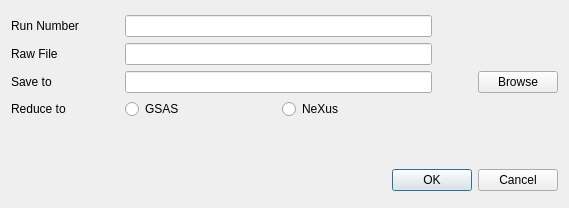
Above: src/interface/gui/ui_ChopDialog.ui from neutrons/PyVDrive before the change. Below: the same form after it.
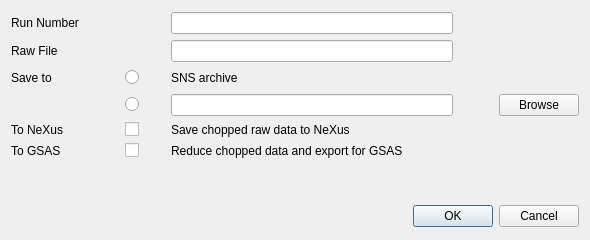
That is the form after the change.

Commit message: Refs #65. Updated for secondary slicer.

What changed in the file:
```diff
--- a/src/interface/gui/ui_ChopDialog.ui
+++ b/src/interface/gui/ui_ChopDialog.ui
@@ -6,8 +6,8 @@
    <rect>
     <x>0</x>
     <y>0</y>
-    <width>569</width>
-    <height>208</height>
+    <width>590</width>
+    <height>240</height>
    </rect>
   </property>
   <property name="windowTitle">
@@ -19,61 +19,27 @@
   <layout class="QVBoxLayout" name="verticalLayout">
    <item>
     <layout class="QGridLayout" name="gridLayout">
+     <item row="2" column="0">
+      <widget class="QLabel" name="label_2">
+       <property name="text">
+        <string>Save to</string>
+       </property>
+      </widget>
+     </item>
      <item row="4" column="0">
       <widget class="QLabel" name="label_3">
        <property name="text">
-        <string>Reduce to</string>
+        <string>To NeXus</string>
        </property>
       </widget>
      </item>
-     <item row="2" column="2">
-      <widget class="QLineEdit" name="lineEdit_outputDir"/>
-     </item>
-     <item row="1" column="2">
-      <widget class="QLineEdit" name="lineEdit_sourceFile"/>
-     </item>
-     <item row="1" column="4">
-      <spacer name="horizontalSpacer_2">
-       <property name="orientation">
-        <enum>Qt::Horizontal</enum>
-       </property>
-       <property name="sizeType">
-        <enum>QSizePolicy::Preferred</enum>
-       </property>
-       <property name="sizeHint" stdset="0">
-        <size>
-         <width>40</width>
-         <height>20</height>
-        </size>
-       </property>
-      </spacer>
-     </item>
-     <item row="2" column="3">
-      <spacer name="horizontalSpacer_3">
-       <property name="orientation">
-        <enum>Qt::Horizontal</enum>
-       </property>
-       <property name="sizeType">
-        <enum>QSizePolicy::Ignored</enum>
-       </property>
-       <property name="sizeHint" stdset="0">
-        <size>
-         <width>40</width>
-         <height>20</height>
-        </size>
-       </property>
-      </spacer>
-     </item>
      <item row="0" column="2">
-      <widget class="QLineEdit" name="lineEdit_runNumber"/>
-     </item>
-     <item row="0" column="1">
       <spacer name="horizontalSpacer">
        <property name="orientation">
         <enum>Qt::Horizontal</enum>
        </property>
        <property name="sizeType">
-        <enum>QSizePolicy::Ignored</enum>
+        <enum>QSizePolicy::Preferred</enum>
        </property>
        <property name="sizeHint" stdset="0">
         <size>
@@ -83,24 +49,13 @@
        </property>
       </spacer>
      </item>
-     <item row="2" column="0">
-      <widget class="QLabel" name="label_2">
-       <property name="text">
-        <string>Save to</string>
-       </property>
-      </widget>
+     <item row="1" column="3">
+      <widget class="QLineEdit" name="lineEdit_sourceFile"/>
      </item>
-     <item row="0" column="0">
-      <widget class="QLabel" name="label">
+     <item row="3" column="2">
+      <widget class="QRadioButton" name="radioButton_saveToArbitrary">
        <property name="text">
-        <string>Run Number</string>
-       </property>
-      </widget>
-     </item>
-     <item row="2" column="4">
-      <widget class="QPushButton" name="pushButton_browse">
-       <property name="text">
-        <string>Browse</string>
+        <string/>
        </property>
       </widget>
      </item>
@@ -111,23 +66,106 @@
        </property>
       </widget>
      </item>
+     <item row="5" column="0">
+      <widget class="QLabel" name="label_5">
+       <property name="text">
+        <string>To GSAS</string>
+       </property>
+      </widget>
+     </item>
+     <item row="2" column="3">
+      <widget class="QLabel" name="label_4">
+       <property name="text">
+        <string>SNS archive</string>
+       </property>
+      </widget>
+     </item>
+     <item row="2" column="2">
+      <widget class="QRadioButton" name="radioButton_saveToArchive">
+       <property name="text">
+        <string/>
+       </property>
+      </widget>
+     </item>
+     <item row="3" column="5">
+      <widget class="QPushButton" name="pushButton_browse">
+       <property name="text">
+        <string>Browse</string>
+       </property>
+      </widget>
+     </item>
+     <item row="3" column="3">
+      <widget class="QLineEdit" name="lineEdit_outputDir"/>
+     </item>
+     <item row="0" column="0">
+      <widget class="QLabel" name="label">
+       <property name="text">
+        <string>Run Number</string>
+       </property>
+      </widget>
+     </item>
      <item row="4" column="2">
-      <layout class="QHBoxLayout" name="horizontalLayout">
-       <item>
-        <widget class="QRadioButton" name="radioButton_toGSAS">
-         <property name="text">
-          <string>GSAS</string>
-         </property>
-        </widget>
-       </item>
-       <item>
-        <widget class="QRadioButton" name="radioButton_toNexus">
-         <property name="text">
-          <string>NeXus</string>
-         </property>
-        </widget>
-       </item>
-      </layout>
+      <widget class="QCheckBox" name="checkBox_saveNeXus">
+       <property name="text">
+        <string/>
+       </property>
+      </widget>
+     </item>
+     <item row="2" column="4">
+      <spacer name="horizontalSpacer_3">
+       <property name="orientation">
+        <enum>Qt::Horizontal</enum>
+       </property>
+       <property name="sizeType">
+        <enum>QSizePolicy::Ignored</enum>
+       </property>
+       <property name="sizeHint" stdset="0">
+        <size>
+         <width>40</width>
+         <height>20</height>
+        </size>
+       </property>
+      </spacer>
+     </item>
+     <item row="5" column="2">
+      <widget class="QCheckBox" name="checkBox_reduceToGSAS">
+       <property name="text">
+        <string/>
+       </property>
+      </widget>
+     </item>
+     <item row="0" column="3">
+      <widget class="QLineEdit" name="lineEdit_runNumber"/>
+     </item>
+     <item row="0" column="1">
+      <spacer name="horizontalSpacer_2">
+       <property name="orientation">
+        <enum>Qt::Horizontal</enum>
+       </property>
+       <property name="sizeType">
+        <enum>QSizePolicy::Ignored</enum>
+       </property>
+       <property name="sizeHint" stdset="0">
+        <size>
+         <width>40</width>
+         <height>20</height>
+        </size>
+       </property>
+      </spacer>
+     </item>
+     <item row="4" column="3">
+      <widget class="QLabel" name="label_6">
+       <property name="text">
+        <string>Save chopped raw data to NeXus </string>
+       </property>
+      </widget>
+     </item>
+     <item row="5" column="3">
+      <widget class="QLabel" name="label_7">
+       <property name="text">
+        <string>Reduce chopped data and export for GSAS</string>
+       </property>
+      </widget>
      </item>
     </layout>
    </item>
```
The commit also changes 2 other files.
